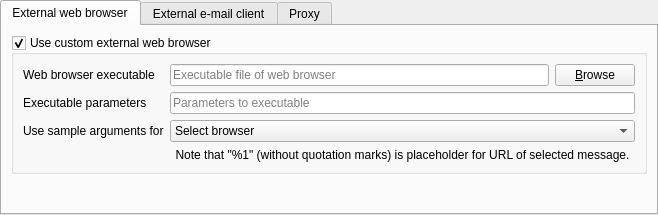
This is src/gui/settings/settingsbrowsermail.ui in martinrotter/rssguard as Qt 5 draws it before an edit. The edited form follows.
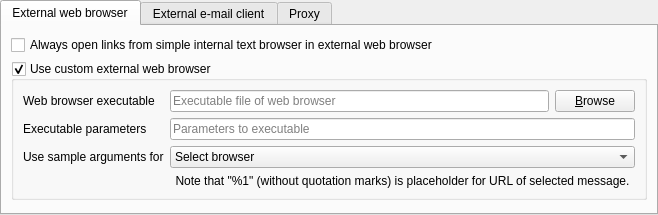
This is the edited form.

```diff
--- a/src/gui/settings/settingsbrowsermail.ui
+++ b/src/gui/settings/settingsbrowsermail.ui
@@ -33,7 +33,7 @@
        <string>External web browser</string>
       </attribute>
       <layout class="QFormLayout" name="formLayout_17">
-       <item row="0" column="0" colspan="2">
+       <item row="1" column="0" colspan="2">
         <widget class="QGroupBox" name="m_grpCustomExternalBrowser">
          <property name="toolTip">
           <string>&lt;html&gt;&lt;head/&gt;&lt;body&gt;&lt;p&gt;If unchecked, then default system-wide web browser is used.&lt;/p&gt;&lt;/body&gt;&lt;/html&gt;</string>
@@ -122,6 +122,13 @@
          </layout>
         </widget>
        </item>
+       <item row="0" column="0">
+        <widget class="QCheckBox" name="m_checkOpenLinksInExternal">
+         <property name="text">
+          <string>Always open links from simple internal text browser in external web browser</string>
+         </property>
+        </widget>
+       </item>
       </layout>
      </widget>
      <widget class="QWidget" name="tab">
```
